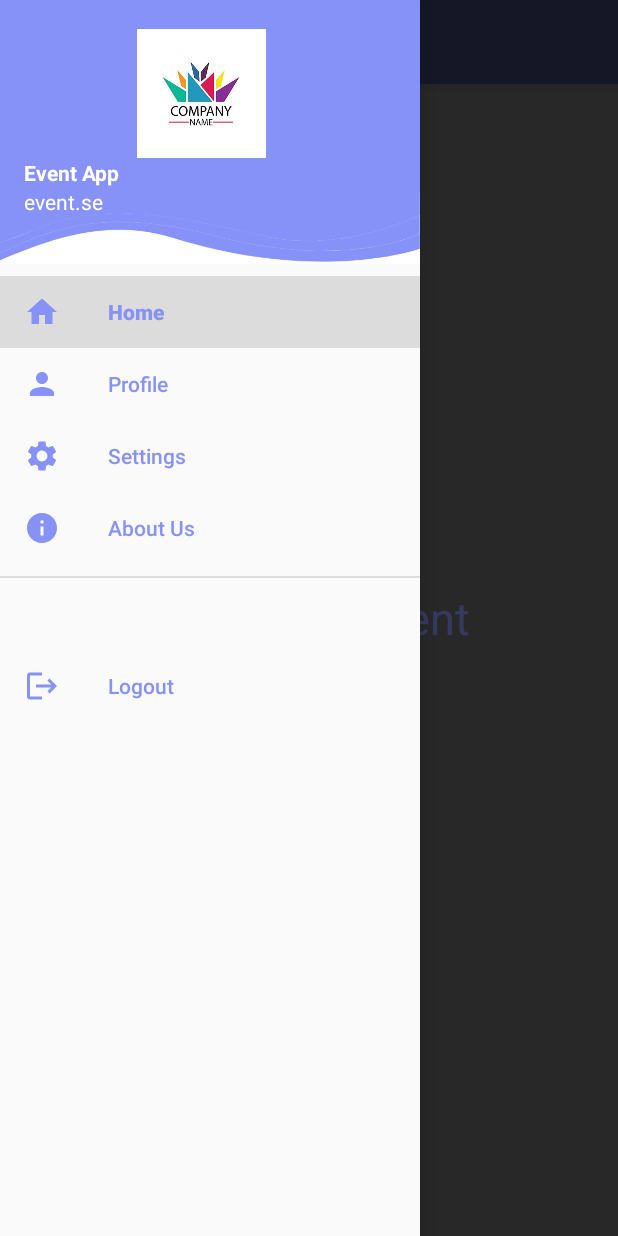
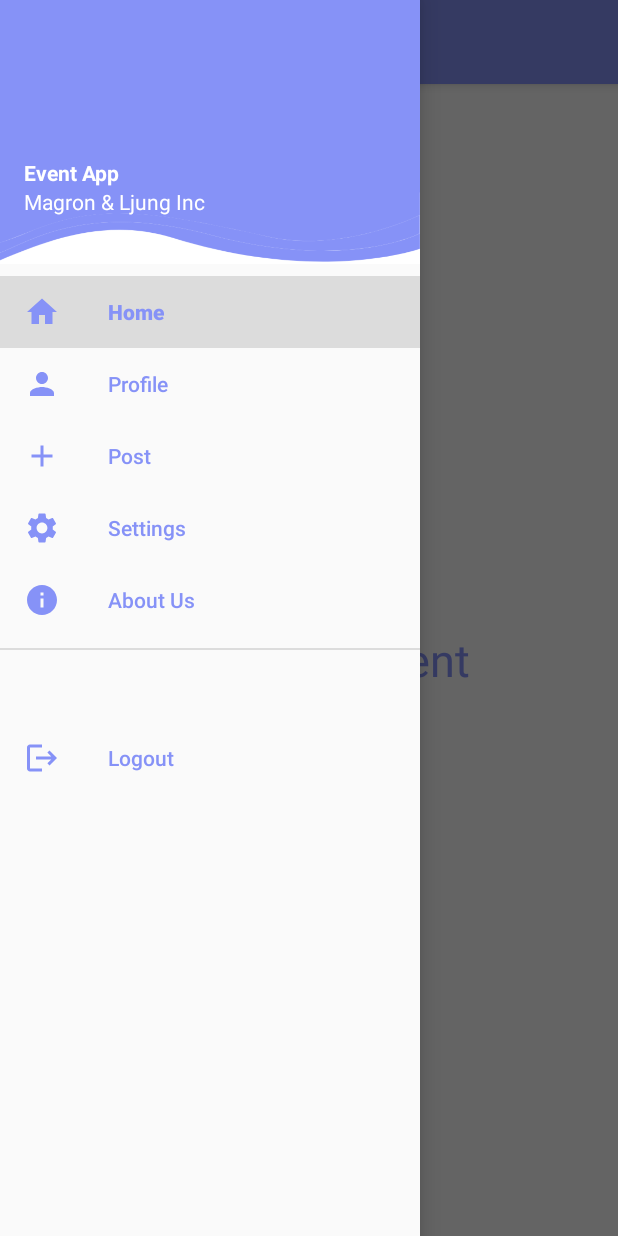
Before and after one commit to noalj314/Android-Project, an Android app: the screen it shows after launch (HomeActivity), with the side drawer open, on a phone screen of 412 x 824 dp. Run offline under Robolectric (Android 15) with nearby library versions, the phone set to English and light mode, and no system bars.

Commit message:
fixing post

```diff
--- a/Android/FrontEnd/app/src/main/java/com/noakev/frontend/HomeFragment.java
+++ b/Android/FrontEnd/app/src/main/java/com/noakev/frontend/HomeFragment.java
@@ -3,34 +3,19 @@ package com.noakev.frontend;
 import android.os.Bundle;
 
 import androidx.fragment.app.Fragment;
-import androidx.recyclerview.widget.RecyclerView;
 
 import android.view.LayoutInflater;
 import android.view.View;
 import android.view.ViewGroup;
-import android.widget.Button;
 
 import com.noakev.frontend.databinding.FragmentHomeBinding;
 
 public class HomeFragment extends Fragment {
-    Button profileBtn;
-    private RecyclerView recyclerView;
     @Override
     public View onCreateView(LayoutInflater inflater, ViewGroup container,
                              Bundle savedInstanceState) {
         FragmentHomeBinding binding = FragmentHomeBinding.inflate(getLayoutInflater(), container, false);
-
-        profileBtn = binding.profilebutton;
-
-        profileBtn.setOnClickListener(v -> textClicked(v));
-
         return binding.getRoot();
     }
 
-
-    public void textClicked(View v) {
-        HomeActivity homeActivity = (HomeActivity) (getActivity());
-        homeActivity.navigateToProfile(v);
-    }
-
 }
--- a/Android/FrontEnd/app/src/main/java/com/noakev/frontend/ProfileFragment.java
+++ b/Android/FrontEnd/app/src/main/java/com/noakev/frontend/ProfileFragment.java
@@ -82,7 +82,5 @@ public class ProfileFragment extends Fragment implements ClickListener {
     }
 
     public void textClicked() {
-        HomeActivity homeActivity = (HomeActivity)(getActivity());
-        homeActivity.navigateHome();
     }
 }
--- a/Android/FrontEnd/app/src/main/res/drawable/baseline_add_24.xml
+++ b/Android/FrontEnd/app/src/main/res/drawable/baseline_add_24.xml
@@ -1,4 +1,4 @@
-<vector xmlns:android="http://schemas.android.com/apk/res/android" android:height="24dp" android:tint="#5EE54D" android:viewportHeight="24" android:viewportWidth="24" android:width="24dp">
+<vector xmlns:android="http://schemas.android.com/apk/res/android" android:height="24dp" android:tint="#000000" android:viewportHeight="24" android:viewportWidth="24" android:width="24dp">
 
     <path android:fillColor="@android:color/white" android:pathData="M19,13h-6v6h-2v-6H5v-2h6V5h2v6h6v2z"/>
 
--- a/Android/FrontEnd/app/src/main/res/layout/activity_home.xml
+++ b/Android/FrontEnd/app/src/main/res/layout/activity_home.xml
@@ -23,7 +23,6 @@
             android:background="@color/lavender"
             android:theme="@style/ThemeOverlay.AppCompat.Dark.ActionBar"
             android:popupTheme="@style/ThemeOverlay.AppCompat.Light"/>
-    </LinearLayout>
 
         <fragment
             android:id="@+id/fragment_container"
@@ -33,7 +32,8 @@
             android:name="androidx.navigation.fragment.NavHostFragment"
             app:navGraph="@navigation/nav"
             app:defaultNavHost="true"/>
-            />
+        />
+    </LinearLayout>
 
 
     <com.google.android.material.navigation.NavigationView
--- a/Android/FrontEnd/app/src/main/res/layout/nav_header.xml
+++ b/Android/FrontEnd/app/src/main/res/layout/nav_header.xml
@@ -9,11 +9,6 @@
     android:background="@drawable/headerbkg"
     android:theme="@style/ThemeOverlay.AppCompat.Dark">
 
-    <ImageView
-        android:layout_width="236dp"
-        android:layout_height="86dp"
-        android:src="@drawable/eventlogo" />
-
     <TextView
         android:layout_width="wrap_content"
         android:layout_height="wrap_content"
@@ -24,7 +19,7 @@
     <TextView
         android:layout_width="wrap_content"
         android:layout_height="wrap_content"
-        android:text="event.se"
+        android:text="Magron &amp; Ljung Inc"
         android:textColor="@color/white"
         android:textSize="14sp"
         android:layout_marginBottom="16dp"/>
--- a/Android/FrontEnd/app/src/main/res/menu/nav_menu.xml
+++ b/Android/FrontEnd/app/src/main/res/menu/nav_menu.xml
@@ -16,6 +16,11 @@
             android:id="@+id/nav_profile"
             android:icon="@drawable/baseline_person_24"
             android:title="Profile"/>
+
+        <item
+            android:id="@+id/nav_post"
+            android:icon="@drawable/baseline_add_24"
+            android:title="Post"/>
 
         <item
             android:id="@+id/nav_settings"
--- a/Android/FrontEnd/app/src/main/res/navigation/nav.xml
+++ b/Android/FrontEnd/app/src/main/res/navigation/nav.xml
@@ -1,5 +1,6 @@
 <?xml version="1.0" encoding="utf-8"?>
-<navigation xmlns:android="http://schemas.android.com/apk/res/android"
+<navigation
+    xmlns:android="http://schemas.android.com/apk/res/android"
     xmlns:app="http://schemas.android.com/apk/res-auto"
     xmlns:tools="http://schemas.android.com/tools"
     android:id="@+id/nav"
@@ -12,7 +13,12 @@
         tools:layout="@layout/fragment_home" >
         <action
             android:id="@+id/action_homeFragment_to_profileFragment"
-            app:destination="@id/profileFragment" />
+            app:destination="@id/profileFragment"
+            app:enterAnim="@android:anim/fade_in"
+            app:exitAnim="@android:anim/slide_out_right" />
+        <action
+            android:id="@+id/action_homeFragment_to_postFragment"
+            app:destination="@id/postFragment" />
     </fragment>
     <fragment
         android:id="@+id/profileFragment"
@@ -22,5 +28,20 @@
         <action
             android:id="@+id/action_profileFragment_to_homeFragment"
             app:destination="@id/homeFragment" />
+        <action
+            android:id="@+id/action_profileFragment_to_postFragment"
+            app:destination="@id/postFragment" />
+    </fragment>
+    <fragment
+        android:id="@+id/postFragment"
+        android:name="com.noakev.frontend.PostFragment"
+        android:label="fragment_post"
+        tools:layout="@layout/fragment_post" >
+        <action
+            android:id="@+id/action_postFragment_to_profileFragment"
+            app:destination="@id/profileFragment" />
+        <action
+            android:id="@+id/action_postFragment_to_homeFragment"
+            app:destination="@id/homeFragment" />
     </fragment>
 </navigation>
```
Also changed, not shown: Android/FrontEnd/app/src/main/AndroidManifest.xml (+9 -0 lines), Android/FrontEnd/app/src/main/java/com/noakev/frontend/HomeActivity.java (+33 -33 lines), Android/FrontEnd/app/src/main/java/com/noakev/frontend/Post.java (added, +7 -0 lines), Android/FrontEnd/app/src/main/java/com/noakev/frontend/PostFragment.java (added, +115 -0 lines), Android/FrontEnd/app/src/main/res/layout/fragment_home.xml (+0 -14 lines), Android/FrontEnd/app/src/main/res/layout/fragment_post.xml (added, +82 -0 lines), Android/FrontEnd/app/src/main/res/layout/post_item.xml (added, +38 -0 lines).
